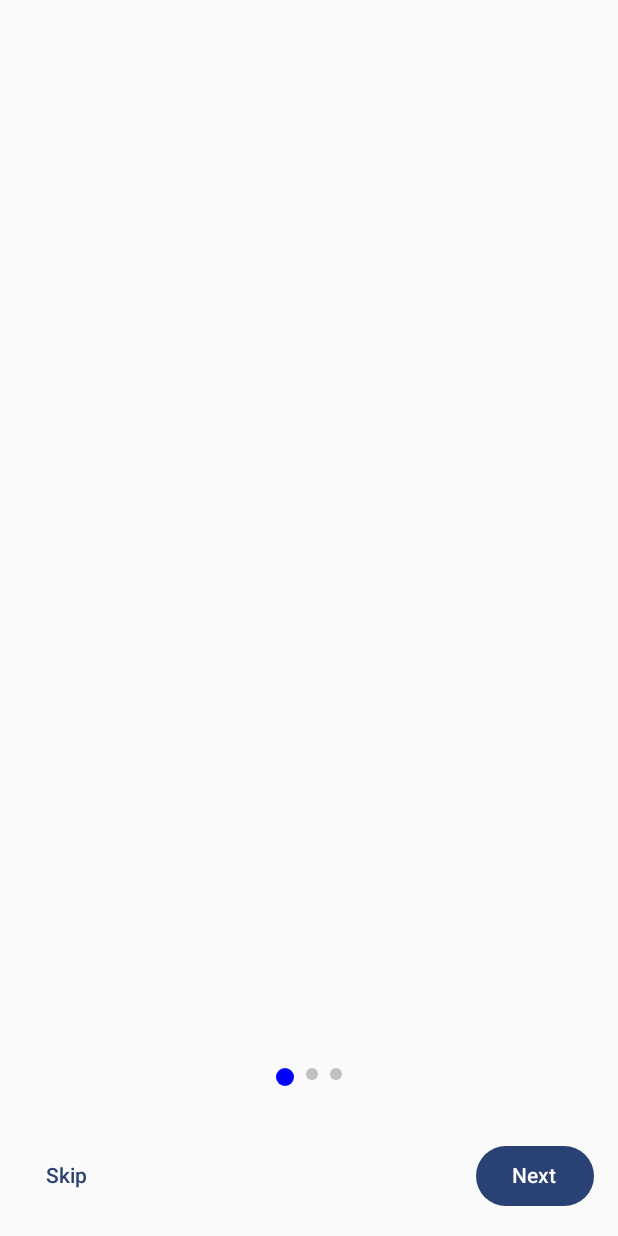
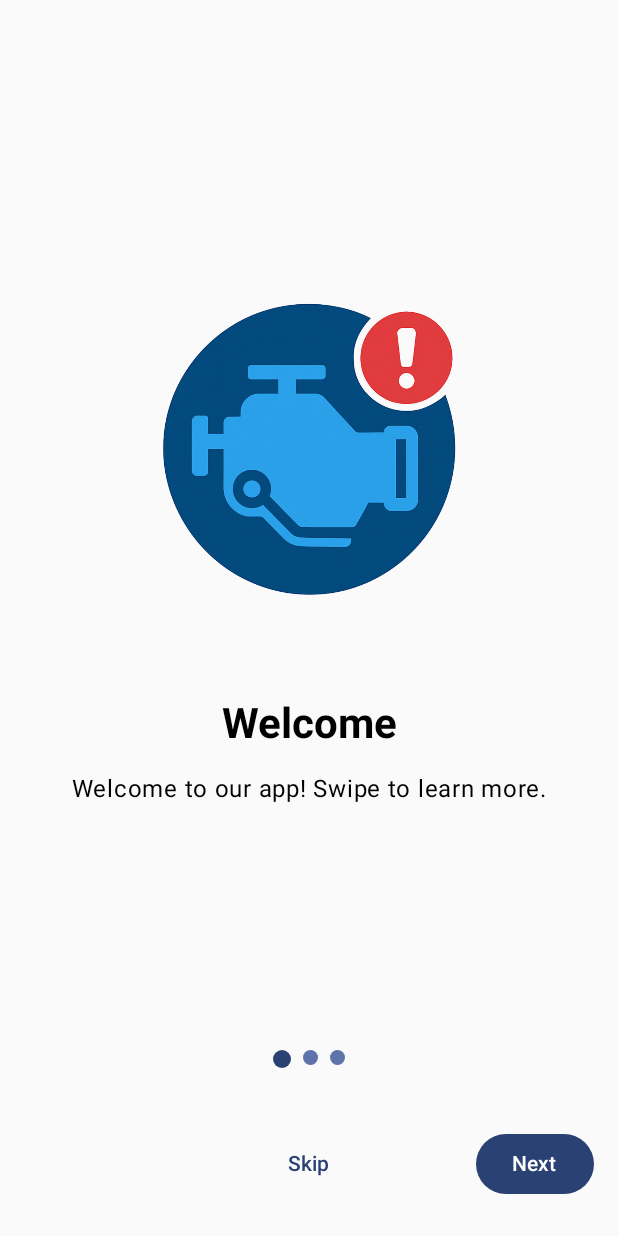
Before and after one commit to zenitsudono/GMAO-machines, an Android app built with Jetpack Compose: the screen it shows after launch (MainActivity), after a tap on "Skip", on a phone screen of 412 x 824 dp. Run offline under Robolectric (Android 15) with nearby library versions, the light colour scheme and no system bars.

Commit message:
Onboarding is almost done, still some work to go.

```diff
--- a/app/build.gradle.kts
+++ b/app/build.gradle.kts
@@ -66,4 +66,7 @@ dependencies {
 
     // DataStore Preferences
     implementation("androidx.datastore:datastore-preferences:1.1.4")
+
+    // ViewModel
+    implementation("androidx.lifecycle:lifecycle-viewmodel-compose:2.8.7")
 }
--- a/app/src/main/java/com/app/gmao_machines/MainActivity.kt
+++ b/app/src/main/java/com/app/gmao_machines/MainActivity.kt
@@ -3,17 +3,22 @@ package com.app.gmao_machines
 import android.os.Bundle
 import androidx.activity.ComponentActivity
 import androidx.activity.compose.setContent
+import androidx.activity.viewModels
 import androidx.core.splashscreen.SplashScreen.Companion.installSplashScreen
+import androidx.lifecycle.viewmodel.compose.viewModel
 import com.app.gmao_machines.models.OnboardingPref
 import com.app.gmao_machines.navigation.AppNavigation
+import com.app.gmao_machines.ui.screens.MainScreen
 import com.app.gmao_machines.ui.screens.OnboardingScreen
 import com.app.gmao_machines.ui.theme.GMAOmachinesTheme
+import com.app.gmao_machines.ui.viewModel.OnboardingViewModel
 
 class MainActivity : ComponentActivity() {
+    private val viewModel: OnboardingViewModel by viewModels()
+
     override fun onCreate(savedInstanceState: Bundle?) {
 
         val splashScreen = installSplashScreen()
-
         splashScreen.setOnExitAnimationListener { splashScreenViewProvider ->
             splashScreenViewProvider.remove()
         }
@@ -21,13 +26,12 @@ class MainActivity : ComponentActivity() {
         super.onCreate(savedInstanceState)
         setContent {
             GMAOmachinesTheme {
-                if (!OnboardingPref.isOnboardingCompleted(this)) {
-                    OnboardingScreen {
-                        OnboardingPref.setOnboardingCompleted(this)
-                        recreate()
-                    }
+                if (viewModel.isOnboardingCompleted()) {
+                    MainScreen()
                 } else {
-                    AppNavigation()
+                    OnboardingScreen(
+                        onComplete = { viewModel.completeOnboarding() }
+                    )
                 }
             }
         }
--- a/app/src/main/java/com/app/gmao_machines/data/OnboardingPage.kt
+++ b/app/src/main/java/com/app/gmao_machines/data/OnboardingPage.kt
@@ -1,27 +1,7 @@
 package com.app.gmao_machines.data
 
-import com.app.gmao_machines.R
-
 data class OnboardingPage(
-    val imageRes: Int,
     val title: String,
-    val description: String
+    val description: String,
+    val imageRes: Int
 )
-
-val onboardingPages = listOf(
-    OnboardingPage(
-        imageRes = R.drawable.ic_launcher_foreground,
-        title = "Title 1",
-        description = "Description 1"
-    ),
-    OnboardingPage(
-        imageRes = R.drawable.ic_launcher_foreground,
-        title = "Title 2",
-        description = "Description 2"
-    ),
-    OnboardingPage(
-        imageRes = R.drawable.ic_launcher_foreground,
-        title = "Title 3",
-        description = "Description 3"
-    ),
-)
--- a/app/src/main/java/com/app/gmao_machines/models/OnboardingPref.kt
+++ b/app/src/main/java/com/app/gmao_machines/models/OnboardingPref.kt
@@ -3,14 +3,18 @@ package com.app.gmao_machines.models
 import android.content.Context
 import androidx.core.content.edit
 
-object OnboardingPref {
-    fun setOnboardingCompleted(context: Context) {
-        val sharedPreferences = context.getSharedPreferences("onboarding_prefs", Context.MODE_PRIVATE)
-        sharedPreferences.edit() { putBoolean("onboarding_competed", true) }
-    }
-    fun isOnboardingCompleted(context: Context): Boolean {
-        val sharedPreferences = context.getSharedPreferences("onboarding_prefs", Context.MODE_PRIVATE)
-        return sharedPreferences.getBoolean("onboarding_completed", false)
+class OnboardingPref(context: Context) {
+    private val sharedPreferences = context.getSharedPreferences("onboarding_prefs", Context.MODE_PRIVATE)
+
+    companion object {
+        private const val KEY_ONBOARDING_COMPLETED = "onboarding_completed"
     }
 
+    fun setOnboardingCompleted(completed: Boolean) {
+        sharedPreferences.edit() { putBoolean(KEY_ONBOARDING_COMPLETED, completed) }
+    }
+
+    fun isOnboardingCompleted(): Boolean {
+        return sharedPreferences.getBoolean(KEY_ONBOARDING_COMPLETED, false)
+    }
 }
--- /dev/null
+++ b/app/src/main/java/com/app/gmao_machines/ui/components/NavigationButtons.kt
@@ -0,0 +1,56 @@
+package com.app.gmao_machines.ui.components
+
+import androidx.compose.foundation.layout.Box
+import androidx.compose.foundation.layout.fillMaxWidth
+import androidx.compose.foundation.layout.padding
+import androidx.compose.material3.Button
+import androidx.compose.material3.OutlinedButton
+import androidx.compose.material3.Text
+import androidx.compose.material3.TextButton
+import androidx.compose.runtime.Composable
+import androidx.compose.ui.Alignment
+import androidx.compose.ui.Modifier
+import androidx.compose.ui.unit.dp
+
+@Composable
+fun NavigationButtons(
+    isFirstPage: Boolean,
+    isLastPage: Boolean,
+    onPrevious: () -> Unit,
+    onNext: () -> Unit,
+    onSkip: () -> Unit
+) {
+    Box(
+        modifier = Modifier
+            .fillMaxWidth()
+            .padding(horizontal = 16.dp, vertical = 24.dp)
+    ) {
+        // Previous button (left)
+        if (!isFirstPage) {
+            OutlinedButton(
+                onClick = onPrevious,
+                modifier = Modifier.align(Alignment.CenterStart)
+            ) {
+                Text("Previous")
+            }
+        }
+
+        // Skip button (center) - only show if not on last page
+        if (!isLastPage) {
+            TextButton(
+                onClick = onSkip,
+                modifier = Modifier.align(Alignment.Center)
+            ) {
+                Text("Skip")
+            }
+        }
+
+        // Next/Finish button (right)
+        Button(
+            onClick = onNext,
+            modifier = Modifier.align(Alignment.CenterEnd)
+        ) {
+            Text(if (isLastPage) "Get Started" else "Next")
+        }
+    }
+}
--- /dev/null
+++ b/app/src/main/java/com/app/gmao_machines/ui/components/OnboardingPageContent.kt
@@ -0,0 +1,54 @@
+package com.app.gmao_machines.ui.components
+
+import androidx.compose.foundation.Image
+import androidx.compose.foundation.layout.Arrangement
+import androidx.compose.foundation.layout.Column
+import androidx.compose.foundation.layout.Spacer
+import androidx.compose.foundation.layout.fillMaxSize
+import androidx.compose.foundation.layout.height
+import androidx.compose.foundation.layout.padding
+import androidx.compose.foundation.layout.size
+import androidx.compose.material3.MaterialTheme
+import androidx.compose.material3.Text
+import androidx.compose.runtime.Composable
+import androidx.compose.ui.Alignment
+import androidx.compose.ui.Modifier
+import androidx.compose.ui.res.painterResource
+import androidx.compose.ui.text.font.FontWeight
+import androidx.compose.ui.text.style.TextAlign
+import androidx.compose.ui.unit.dp
+import com.app.gmao_machines.data.OnboardingPage
+
+@Composable
+fun OnboardingPageContent(page: OnboardingPage) {
+    Column(
+        modifier = Modifier
+            .fillMaxSize()
+            .padding(24.dp),
+        horizontalAlignment = Alignment.CenterHorizontally,
+        verticalArrangement = Arrangement.Center
+    ) {
+        Image(
+            painter = painterResource(id = page.imageRes),
+            contentDescription = null,
+            modifier = Modifier
+                .size(300.dp)
+                .padding(bottom = 32.dp)
+        )
+
+        Text(
+            text = page.title,
+            style = MaterialTheme.typography.headlineMedium,
+            fontWeight = FontWeight.Bold,
+            textAlign = TextAlign.Center
+        )
+
+        Spacer(modifier = Modifier.height(16.dp))
+
+        Text(
+            text = page.description,
+            style = MaterialTheme.typography.bodyLarge,
+            textAlign = TextAlign.Center
+        )
+    }
+}
--- a/app/src/main/java/com/app/gmao_machines/ui/components/componants.kt
+++ /dev/null
@@ -1 +0,0 @@
-package com.app.gmao_machines.ui.components
--- a/app/src/main/java/com/app/gmao_machines/ui/screens/OnboardingScreen.kt
+++ b/app/src/main/java/com/app/gmao_machines/ui/screens/OnboardingScreen.kt
@@ -1,91 +1,121 @@
 package com.app.gmao_machines.ui.screens
 
 import androidx.compose.foundation.background
-import androidx.compose.foundation.layout.*
+import androidx.compose.foundation.layout.Arrangement
+import androidx.compose.foundation.layout.Box
+import androidx.compose.foundation.layout.Column
+import androidx.compose.foundation.layout.Row
+import androidx.compose.foundation.layout.fillMaxSize
+import androidx.compose.foundation.layout.fillMaxWidth
+import androidx.compose.foundation.layout.padding
+import androidx.compose.foundation.layout.size
 import androidx.compose.foundation.pager.HorizontalPager
 import androidx.compose.foundation.pager.rememberPagerState
 import androidx.compose.foundation.shape.CircleShape
-import androidx.compose.material3.*
-import androidx.compose.runtime.*
-import androidx.compose.ui.Alignment
+import androidx.compose.material3.MaterialTheme
+import androidx.compose.runtime.Composable
+import androidx.compose.runtime.LaunchedEffect
+import androidx.compose.runtime.rememberCoroutineScope
 import androidx.compose.ui.Modifier
-import androidx.compose.ui.graphics.Color
 import androidx.compose.ui.unit.dp
+import androidx.lifecycle.viewmodel.compose.viewModel
 import com.app.gmao_machines.data.OnboardingPage
-import com.app.gmao_machines.data.onboardingPages
+import com.app.gmao_machines.ui.viewModel.OnboardingViewModel
+import com.app.gmao_machines.R
+import com.app.gmao_machines.ui.components.NavigationButtons
+import com.app.gmao_machines.ui.components.OnboardingPageContent
 import kotlinx.coroutines.launch
 
 @Composable
-fun OnboardingScreen(onFinish: () -> Unit) {
-    val pagerState = rememberPagerState(
-        initialPage = 0,
-        initialPageOffsetFraction = 0f,
-        pageCount = { onboardingPages.size }
+fun OnboardingScreen(
+    viewModel: OnboardingViewModel = viewModel(),
+    onComplete: () -> Unit
+) {
+    // Define onboarding pages
+    val pages = listOf(
+        OnboardingPage(
+            title = "Welcome",
+            description = "Welcome to our app! Swipe to learn more.",
+            imageRes = R.drawable.splash_icon
+        ),
+        OnboardingPage(
+            title = "Features",
+            description = "Discover all the amazing features our app offers.",
+            imageRes = R.drawable.splash_icon
+        ),
+        OnboardingPage(
+            title = "Get Started",
+            description = "You're all set! Start using the app now.",
+            imageRes = R.drawable.splash_icon
+        )
     )
+
+    val pagerState = rememberPagerState(initialPage = 0) { pages.size }
     val coroutineScope = rememberCoroutineScope()
+
+    // Sync pagerState with viewModel
+    LaunchedEffect(pagerState.currentPage) {
+        viewModel.goToPage(pagerState.currentPage)
+    }
+
+    LaunchedEffect(viewModel.currentPage.value) {
+        if (pagerState.currentPage != viewModel.currentPage.value) {
+            coroutineScope.launch {
+                pagerState.animateScrollToPage(viewModel.currentPage.value)
+            }
+        }
+    }
+
     Column(
-        modifier = Modifier.fillMaxSize(),
-        verticalArrangement = Arrangement.Center,
-        horizontalAlignment = Alignment.CenterHorizontally
+        modifier = Modifier.fillMaxSize()
     ) {
-        // Pager (Swipe between pages)
+        // ViewPager with onboarding content
         HorizontalPager(
-            beyondViewportPageCount = onboardingPages.size,
             state = pagerState,
-            modifier = Modifier.weight(1f)
+            modifier = Modifier
+                .fillMaxWidth()
+                .weight(1f)
         ) { page ->
-            OnboardingPage(
-                imageRes = onboardingPages[page].imageRes,
-                title = onboardingPages[page].title,
-                description = onboardingPages[page].description
+            OnboardingPageContent(
+                page = pages[page]
             )
         }
-        // Dots Indicator
-        Row(
-            horizontalArrangement = Arrangement.Center,
-            modifier = Modifier.padding(16.dp)
-        ) {
-            repeat(onboardingPages.size) { index ->
-                Indicator(isSelected = index == pagerState.currentPage)
-            }
-        }
-        // Buttons Row (Skip, Next, Get Started)
+
+        // Indicator
         Row(
             modifier = Modifier
                 .fillMaxWidth()
-                .padding(16.dp),
-            horizontalArrangement = Arrangement.SpaceBetween
+                .padding(bottom = 16.dp),
+            horizontalArrangement = Arrangement.Center
         ) {
-            if (pagerState.currentPage < onboardingPages.size - 1) {
-                TextButton(onClick = onFinish) {
-                    Text("Skip")
-                }
-            }
-
-            if (pagerState.currentPage == onboardingPages.size - 1) {
-                Button(onClick = onFinish) {
-                    Text("Get Started")
-                }
-            } else {
-                Button(onClick = {
-                    coroutineScope.launch { pagerState.animateScrollToPage(pagerState.currentPage + 1) }
-                }) {
-                    Text("Next")
-                }
+            repeat(pages.size) { pageIndex ->
+                val isSelected = pageIndex == pagerState.currentPage
+                Box(
+                    modifier = Modifier
+                        .padding(horizontal = 4.dp)
+                        .size(if (isSelected) 12.dp else 10.dp)
+                        .background(
+                            color = if (isSelected) MaterialTheme.colorScheme.primary
+                            else MaterialTheme.colorScheme.primaryContainer,
+                            shape = CircleShape
+                        )
+                )
             }
         }
+
+        // Navigation buttons
+        NavigationButtons(
+            isFirstPage = viewModel.isFirstPage(),
+            isLastPage = viewModel.isLastPage(),
+            onPrevious = { viewModel.previousPage() },
+            onNext = {
+                if (viewModel.isLastPage()) {
+                    onComplete()
+                } else {
+                    viewModel.nextPage()
+                }
+            },
+            onSkip = { onComplete() }
+        )
     }
 }
-// Page Indicator Dots
-@Composable
-fun Indicator(isSelected: Boolean) {
-    Box(
-        modifier = Modifier
-            .padding(4.dp)
-            .size(if (isSelected) 12.dp else 8.dp)
-            .background(
-                if (isSelected) Color.Blue else Color.Gray.copy(alpha = 0.5f),
-                shape = CircleShape
-            )
-    )
-}
--- /dev/null
+++ b/app/src/main/java/com/app/gmao_machines/ui/viewModel/OnboardingViewModel.kt
@@ -0,0 +1,57 @@
+package com.app.gmao_machines.ui.viewModel
+
+import android.app.Application
+import androidx.compose.runtime.State
+import androidx.compose.runtime.mutableIntStateOf
+import androidx.lifecycle.AndroidViewModel
+import com.app.gmao_machines.models.OnboardingPref
+
+class OnboardingViewModel(application: Application) : AndroidViewModel(application) {
+    private val onboardingPreferences = OnboardingPref(application)
+
+    // Current page state
+    private val _currentPage = mutableIntStateOf(0)
+    val currentPage: State<Int> = _currentPage
+
+    // Total number of onboarding pages
+    val totalPages = 3
+
+    // Function to navigate to the next page
+    fun nextPage() {
+        if (_currentPage.intValue < totalPages - 1) {
+            _currentPage.intValue = _currentPage.intValue + 1
+        }
+    }
+    fun previousPage() {
+        if (_currentPage.intValue > 0) {
+            _currentPage.intValue = _currentPage.intValue - 1
+        }
+    }
+
+    // Jump to a specific page
+    fun goToPage(page: Int) {
+        if (page in 0 until totalPages) {
+            _currentPage.intValue = page
+        }
+    }
+
+    // Function to check if onboarding is completed
+    fun isOnboardingCompleted(): Boolean {
+        return onboardingPreferences.isOnboardingCompleted()
+    }
+
+    // Function to mark onboarding as completed
+    fun completeOnboarding() {
+        onboardingPreferences.setOnboardingCompleted(true)
+    }
+
+    // Function to check if this is the last page
+    fun isLastPage(): Boolean {
+        return _currentPage.intValue == totalPages - 1
+    }
+
+    // Function to check if this is the first page
+    fun isFirstPage(): Boolean {
+        return _currentPage.intValue == 0
+    }
+}
```
